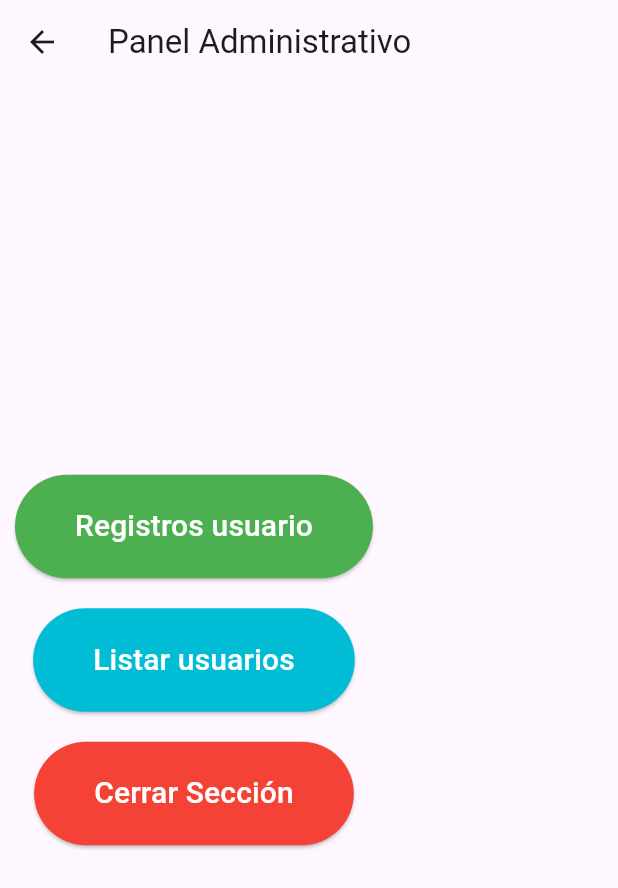
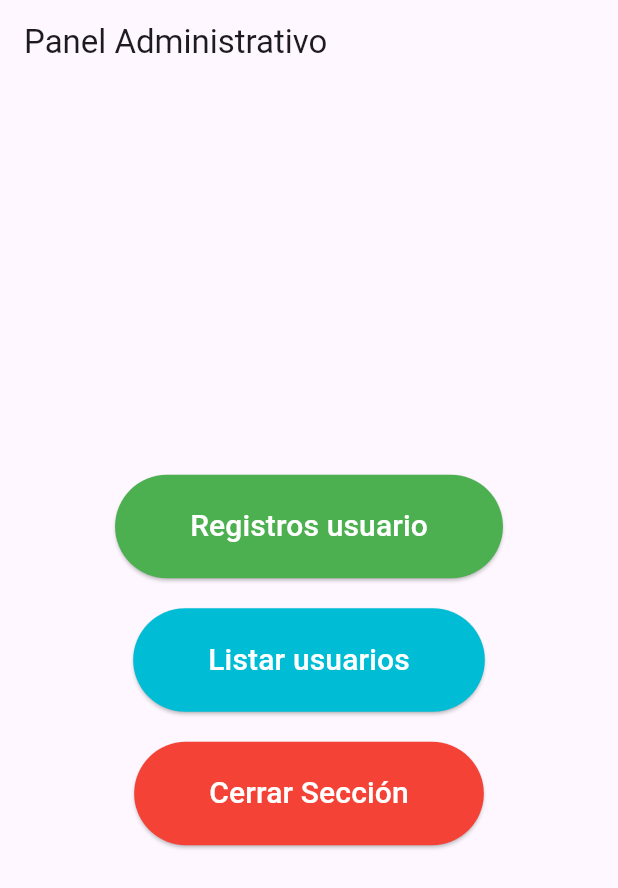
Before and after one commit to Rafa-lopez12/flutter-segundo-examensw1, a Flutter app: the screen it shows after launch, after a tap on "Registros usuario", on a phone screen of 412 x 824 dp. Shown: the top 888 px of the screen. Run offline on Flutter 3.47's test engine with Material 3 defaults, Android fonts, the light colour scheme and no system bars; our stand-ins replace image_picker.

Commit message:
navigation simple

```diff
--- a/lib/main.dart
+++ b/lib/main.dart
@@ -1,13 +1,16 @@
+// lib/main.dart
 import 'package:flutter/material.dart';
-import 'routes/app_routes.dart';
-import 'utils/navigation_utils.dart';
+import 'package:fluttersw1/screens/screens/registro_screen.dart';
+import 'package:fluttersw1/screens/screens/user_list_screen.dart';
+import 'package:fluttersw1/widgets/pantalla_principal.dart';
+// Importar todas las pantallas
 
 void main() {
-  runApp(Proyecto2App());
+  runApp(const Proyecto2App());
 }
 
 class Proyecto2App extends StatelessWidget {
-  const Proyecto2App({Key? key}) : super(key: key);
+  const Proyecto2App({super.key});
 
   @override
   Widget build(BuildContext context) {
@@ -17,45 +20,78 @@
         primarySwatch: Colors.blue,
         visualDensity: VisualDensity.adaptivePlatformDensity,
       ),
-      navigatorKey: NavigationUtils.navigatorKey,
-      initialRoute: AppRoutes.initialRoute,
-      routes: AppRoutes.routes,
+      initialRoute: '/principal',
+      routes: {
+        // Definir todas las rutas directamente aquí
+        '/principal': (context) => PantallaPrincipal(),
+        '/registro_de_usuario': (context) => RegistroScreen(),
+        '/listar__usuarios': (context) => UserListScreen(),
+      },
       debugShowCheckedModeBanner: false,
-      onGenerateRoute: (settings) {
-        final routeBuilder = AppRoutes.routes[settings.name];
-        if (routeBuilder != null) {
-          return MaterialPageRoute(builder: routeBuilder, settings: settings);
-        }
-
-        return MaterialPageRoute(
-          builder: (context) => const NotFoundScreen(),
-        );
-      },
     );
   }
 }
 
-class NotFoundScreen extends StatelessWidget {
-  const NotFoundScreen({Key? key}) : super(key: key);
+// Navegación simple - TODO EN UNA CLASE
+class AppNavigation {
+  // Rutas disponibles
+  static const String principal = '/principal';
+  static const String registro_de_usuario = '/registro_de_usuario';
+  static const String listar__usuarios = '/listar__usuarios';
+
+  // Métodos simples para navegar
+  static void goTo(BuildContext context, String route) {
+    Navigator.pushNamed(context, route);
+  }
+
+  static void goBack(BuildContext context) {
+    if (Navigator.canPop(context)) {
+      Navigator.pop(context);
+    }
+  }
+
+  // Lista para el drawer
+  static List<NavigationItem> get allRoutes => [
+    NavigationItem('Principal', principal, Icons.home),
+    NavigationItem('Registro de usuario', registro_de_usuario, Icons.person),
+    NavigationItem('Listar Usuarios', listar__usuarios, Icons.list),
+  ];
+}
+
+// Item simple de navegación
+class NavigationItem {
+  final String title;
+  final String route;
+  final IconData icon;
+  const NavigationItem(this.title, this.route, this.icon);
+}
+
+// Drawer automático
+class AppDrawer extends StatelessWidget {
+  const AppDrawer({super.key});
 
   @override
   Widget build(BuildContext context) {
-    return Scaffold(
-      appBar: AppBar(title: const Text('Página no encontrada')),
-      body: Center(
-        child: Column(
-          mainAxisAlignment: MainAxisAlignment.center,
-          children: [
-            const Icon(Icons.error_outline, size: 64, color: Colors.grey),
-            const SizedBox(height: 16),
-            const Text('Página no encontrada', style: TextStyle(fontSize: 24, fontWeight: FontWeight.bold)),
-            const SizedBox(height: 32),
-            ElevatedButton(
-              onPressed: () => context.navigateAndClearStack(AppRoutes.initialRoute),
-              child: const Text('Volver al inicio'),
+    return Drawer(
+      child: ListView(
+        padding: EdgeInsets.zero,
+        children: [
+          const DrawerHeader(
+            decoration: BoxDecoration(color: Colors.blue),
+            child: Text(
+              'Navegación',
+              style: TextStyle(color: Colors.white, fontSize: 24),
             ),
-          ],
-        ),
+          ),
+          ...AppNavigation.allRoutes.map((item) => ListTile(
+            leading: Icon(item.icon),
+            title: Text(item.title),
+            onTap: () {
+              Navigator.pop(context);
+              AppNavigation.goTo(context, item.route);
+            },
+          )),
+        ],
       ),
     );
   }
--- a/lib/routes/app_routes.dart
+++ /dev/null
@@ -1,62 +0,0 @@
-// lib/routes/app_routes.dart
-import 'package:flutter/material.dart';
-import 'package:fluttersw1/screens/screens/registro_screen.dart';
-import 'package:fluttersw1/screens/screens/user_list_screen.dart';
-import 'package:fluttersw1/widgets/pantalla_principal.dart';
-
-class AppRoutes {
-  // Rutas de la aplicación
-  static const String principal = '/principal';
-  static const String registro_de_usuario = '/registro_de_usuario';
-  static const String listar__usuarios = '/listar__usuarios';
-
-  // Ruta inicial
-  static String get initialRoute => principal;
-
-  // Mapa de rutas
-  static Map<String, WidgetBuilder> get routes {
-    return {
-      principal: (context) => PantallaPrincipal(),
-      registro_de_usuario: (context) => RegistroScreen(),
-      listar__usuarios: (context) => UserListScreen(),
-    };
-  }
-
-  // Métodos de navegación
-  static void navigateTo(BuildContext context, String routeName, {Object? arguments}) {
-    Navigator.pushNamed(context, routeName, arguments: arguments);
-  }
-
-  static void navigateReplace(BuildContext context, String routeName, {Object? arguments}) {
-    Navigator.pushReplacementNamed(context, routeName, arguments: arguments);
-  }
-
-  static void navigateAndClearStack(BuildContext context, String routeName, {Object? arguments}) {
-    Navigator.pushNamedAndRemoveUntil(context, routeName, (route) => false, arguments: arguments);
-  }
-
-  static void goBack(BuildContext context) {
-    if (Navigator.canPop(context)) {
-      Navigator.pop(context);
-    }
-  }
-}
-
-// Extensión para navegación simplificada
-extension NavigationExtension on BuildContext {
-  void navigateTo(String routeName, {Object? arguments}) {
-    AppRoutes.navigateTo(this, routeName, arguments: arguments);
-  }
-
-  void navigateReplace(String routeName, {Object? arguments}) {
-    AppRoutes.navigateReplace(this, routeName, arguments: arguments);
-  }
-
-  void navigateAndClearStack(String routeName, {Object? arguments}) {
-    AppRoutes.navigateAndClearStack(this, routeName, arguments: arguments);
-  }
-
-  void goBack() {
-    AppRoutes.goBack(this);
-  }
-}
--- a/lib/screens/screens/user_list_screen.dart
+++ b/lib/screens/screens/user_list_screen.dart
@@ -1,6 +1,8 @@
 import 'package:flutter/material.dart';
+import 'package:fluttersw1/main.dart';
 import 'package:fluttersw1/models/user.dart';
 import 'package:fluttersw1/widgets/user_list_item.dart';
+
 
 
 class UserListScreen extends StatelessWidget {
@@ -13,6 +15,8 @@
   @override
   Widget build(BuildContext context) {
     return Scaffold(
+      drawer: const AppDrawer(), // Navegación automática
+
       appBar: AppBar(
         title: Text('Listar Usuarios'),
       ),
--- a/lib/utils/navigation_utils.dart
+++ /dev/null
@@ -1,39 +0,0 @@
-// lib/utils/navigation_utils.dart
-import 'package:flutter/material.dart';
-import '../routes/app_routes.dart';
-
-class NavigationUtils {
-  static final GlobalKey<NavigatorState> navigatorKey = GlobalKey<NavigatorState>();
-
-  static BuildContext? get currentContext => navigatorKey.currentContext;
-
-  // Navegación sin contexto
-  static Future<T?> pushNamed<T extends Object?>(String routeName, {Object? arguments}) {
-    return navigatorKey.currentState!.pushNamed<T>(routeName, arguments: arguments);
-  }
-
-static Future<T?> pushReplacementNamed<T extends Object?>(String routeName, {Object? arguments}) {
-  return navigatorKey.currentState!.pushReplacementNamed(routeName, arguments: arguments) as Future<T?>;
-}
-
-  static Future<T?> pushNamedAndRemoveUntil<T extends Object?>(
-    String routeName,
-    bool Function(Route<dynamic>) predicate,
-    {Object? arguments}
-  ) {
-    return navigatorKey.currentState!.pushNamedAndRemoveUntil<T>(routeName, predicate, arguments: arguments);
-  }
-
-  static void pop<T extends Object?>([T? result]) {
-    return navigatorKey.currentState!.pop<T>(result);
-  }
-
-  static bool canPop() {
-    return navigatorKey.currentState!.canPop();
-  }
-
-  // Métodos de conveniencia
-  static void goToHome() {
-    pushNamedAndRemoveUntil(AppRoutes.initialRoute, (route) => false);
-  }
-}
--- a/lib/widgets/pantalla_principal.dart
+++ b/lib/widgets/pantalla_principal.dart
@@ -8,13 +8,35 @@
       appBar: AppBar(
         title: Text('Panel Administrativo'),
       ),
-      body: Column(
-        mainAxisAlignment: MainAxisAlignment.center,
-        children: [
-          WidgetBoton(color: Colors.green, texto: 'Registros usuario'),
-          WidgetBoton(color: Colors.cyan, texto: 'Listar usuarios'),
-          WidgetBoton(color: Colors.red, texto: 'Cerrar Sección'),
-        ],
+      body: Center(
+        child: Column(
+          mainAxisAlignment: MainAxisAlignment.center,
+          children: [
+            WidgetBoton(
+              color: Colors.green,
+              texto: 'Registros usuario',
+              onPressed: () {
+                // Acción para Registros usuario
+              },
+            ),
+            SizedBox(height: 20),
+            WidgetBoton(
+              color: Colors.cyan,
+              texto: 'Listar usuarios',
+              onPressed: () {
+                // Acción para Listar usuarios
+              },
+            ),
+            SizedBox(height: 20),
+            WidgetBoton(
+              color: Colors.red,
+              texto: 'Cerrar Sección',
+              onPressed: () {
+                // Acción para Cerrar Sección
+              },
+            ),
+          ],
+        ),
       ),
     );
   }
--- a/lib/widgets/widget_boton.dart
+++ b/lib/widgets/widget_boton.dart
@@ -3,26 +3,27 @@
 class WidgetBoton extends StatelessWidget {
   final Color color;
   final String texto;
+  final VoidCallback onPressed;
 
-  const WidgetBoton({Key? key, required this.color, required this.texto}) : super(key: key);
+  const WidgetBoton({
+    Key? key,
+    required this.color,
+    required this.texto,
+    required this.onPressed,
+  }) : super(key: key);
 
   @override
   Widget build(BuildContext context) {
-    return Container(
-      margin: EdgeInsets.all(10),
-      child: ElevatedButton(
+    return ElevatedButton(
       style: ElevatedButton.styleFrom(
         backgroundColor: color,
-          padding: EdgeInsets.symmetric(vertical: 20, horizontal: 40),
+        padding: EdgeInsets.symmetric(horizontal: 50, vertical: 20),
       ),
-        onPressed: () {
-          // Acción al presionar el botón
-        },
+      onPressed: onPressed,
       child: Text(
         texto,
         style: TextStyle(fontSize: 20, color: Colors.white),
       ),
-      ),
     );
   }
 }
```
Also changed, not shown: lib/screens/screens/registro_screen.dart (+6 -13 lines), lib/widgets/app_navigation.dart (deleted, +0 -46 lines), lib/widgets/registro_form.dart (+72 -19 lines). Lines whose indentation alone changed are shown as unchanged.
